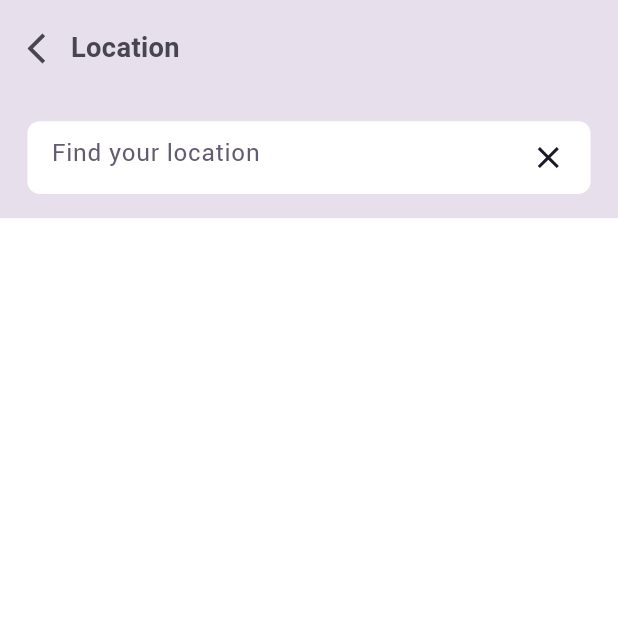
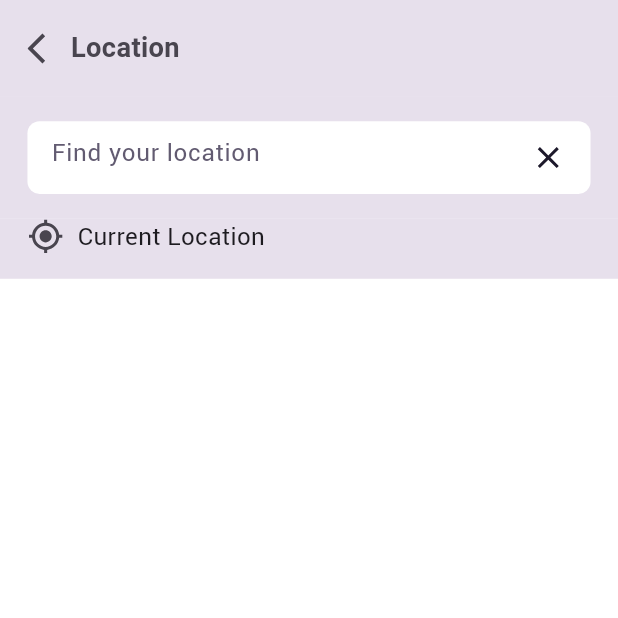
Before and after one commit to Amir-HShahi/workoo-flutter, a Flutter app: the screen it shows after launch, on a phone screen of 412 x 824 dp, the top half of it. Run offline on Flutter 3.47's test engine with Material 3 defaults, Android fonts, the phone set to English and light mode, and no system bars; our stand-ins replace flutter_svg, google_fonts.

Commit message:
Add: current loaction picker

```diff
--- a/lib/view/location.dart
+++ b/lib/view/location.dart
@@ -1,4 +1,5 @@
 import 'package:flutter/material.dart';
+import 'package:flutter_svg/flutter_svg.dart';
 import 'package:google_fonts/google_fonts.dart';
 import 'package:workoo_flutter/utility.dart';
 import 'package:workoo_flutter/view/components/customized_app_bar.dart';
@@ -13,6 +14,8 @@ class Location extends StatefulWidget {
 }
 
 class _LocationState extends State<Location> {
+  void getCurrentLocationHandler() {}
+
   @override
   Widget build(BuildContext context) {
     return Scaffold(
@@ -22,15 +25,38 @@ class _LocationState extends State<Location> {
           color: const Color(0xffe7e0ec),
           title: Text("Location",
               style: GoogleFonts.roboto(
-                color: const Color(0xff49454F),
-                  fontWeight: FontWeight.w700, fontSize: scaledHeight(18)))),
-
+                  color: const Color(0xff49454F),
+                  fontWeight: FontWeight.w700,
+                  fontSize: scaledHeight(18)))),
       body: Column(
-          children: [
-            CustomizedSearchBox(hintText: "Find your location", controller: TextEditingController(),),
-          ],
+        children: [
+          CustomizedSearchBox(
+              hintText: "Find your location",
+              controller: TextEditingController()),
+          GestureDetector(
+            onTap: getCurrentLocationHandler,
+            child: Container(
+              alignment: Alignment.topLeft,
+              width: double.infinity,
+              color: const Color(0xffE7E0EC),
+              padding: EdgeInsets.only(
+                  left: scaledWidth(16), bottom: scaledHeight(16)),
+              child: Row(
+                children: [
+                  SvgPicture.asset("assets/my_location_icon.svg",
+                      height: scaledHeight(24)),
+                  SizedBox(width: scaledWidth(8)),
+                  Text("Current Location",
+                      style: TextStyle(
+                        fontFamily: "roboto",
+                        fontSize: scaledHeight(16),
+                      ))
+                ],
+              ),
+            ),
+          )
+        ],
       ),
-
     );
   }
 }
```
Also changed, not shown: assets/my_location_icon.svg (added).
